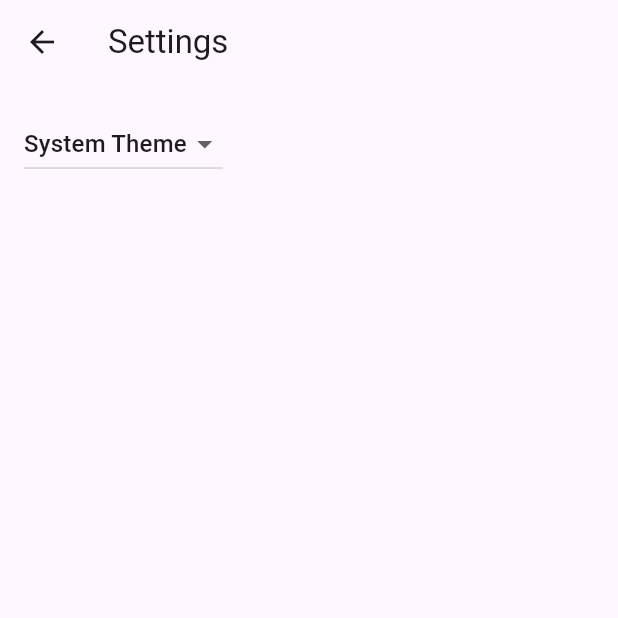
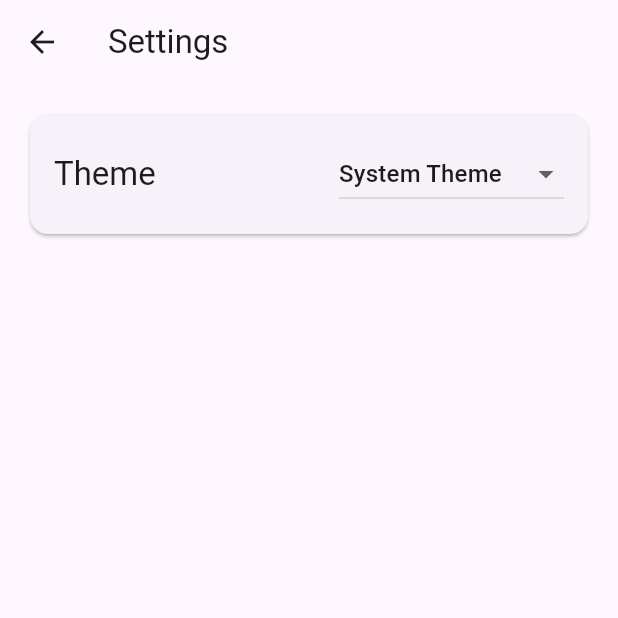
Before and after one commit to dhzdhd/SyncVault, a Flutter app: the SettingsView screen opened by its route, on a phone screen of 412 x 824 dp, the top half of it. Run offline on Flutter 3.47's test engine with Material 2 defaults, Android fonts, the phone set to English and light mode, and no system bars; our stand-ins replace dio, file_picker, flutter_hooks, flutter_svg, fpdart, freezed_annotation and 3 more; missing offline and left inert: flutter_web_auth_2, system_tray; accounts and stored records are empty; generated files the repository leaves out were written again.

Commit message:
Improve settings UI

```diff
--- a/lib/src/accounts/views/account_view.dart
+++ b/lib/src/accounts/views/account_view.dart
@@ -112,8 +112,7 @@ class AccountView extends ConsumerWidget {
                                         ),
                                         TextButton(
                                           style: TextButton.styleFrom(
-                                            backgroundColor:
-                                                Theme.of(context).primaryColor,
+                                            backgroundColor: Colors.deepPurple,
                                             foregroundColor:
                                                 Theme.of(context).cardColor,
                                           ),
--- a/lib/src/settings/views/settings_view.dart
+++ b/lib/src/settings/views/settings_view.dart
@@ -17,9 +17,23 @@ class SettingsView extends StatelessWidget {
       ),
       body: Padding(
         padding: const EdgeInsets.all(16),
+        child: Card(
+          child: Padding(
+            padding: const EdgeInsets.all(16.0),
+            child: Row(
+              crossAxisAlignment: CrossAxisAlignment.center,
+              mainAxisAlignment: MainAxisAlignment.spaceBetween,
+              children: [
+                Text(
+                  'Theme',
+                  style: Theme.of(context).textTheme.titleLarge,
+                ),
+                SizedBox(
+                  width: 150,
                   child: DropdownButton<ThemeMode>(
                     value: controller.themeMode,
                     onChanged: controller.updateThemeMode,
+                    isExpanded: true,
                     items: const [
                       DropdownMenuItem(
                         value: ThemeMode.system,
@@ -36,6 +50,11 @@ class SettingsView extends StatelessWidget {
                     ],
                   ),
                 ),
+              ],
+            ),
+          ),
+        ),
+      ),
     );
   }
 }
```
Lines whose indentation alone changed are shown as unchanged.
